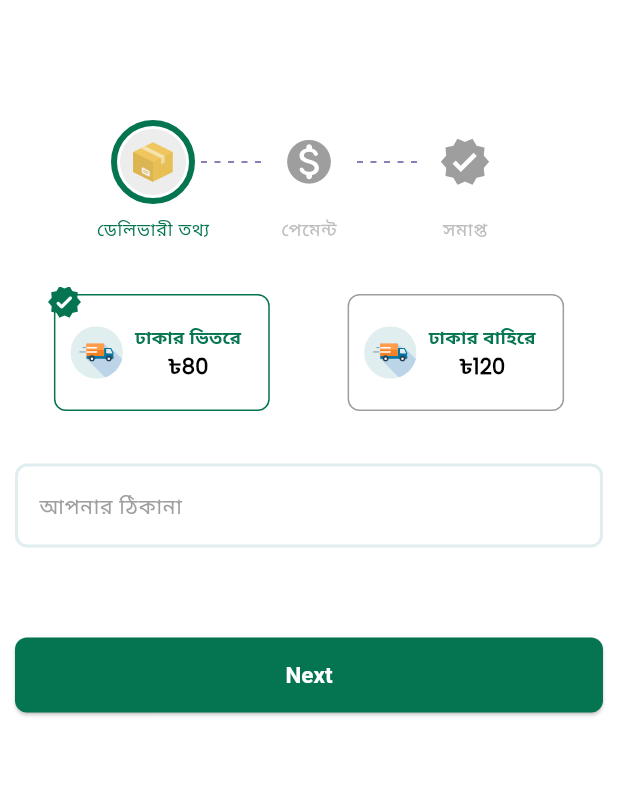
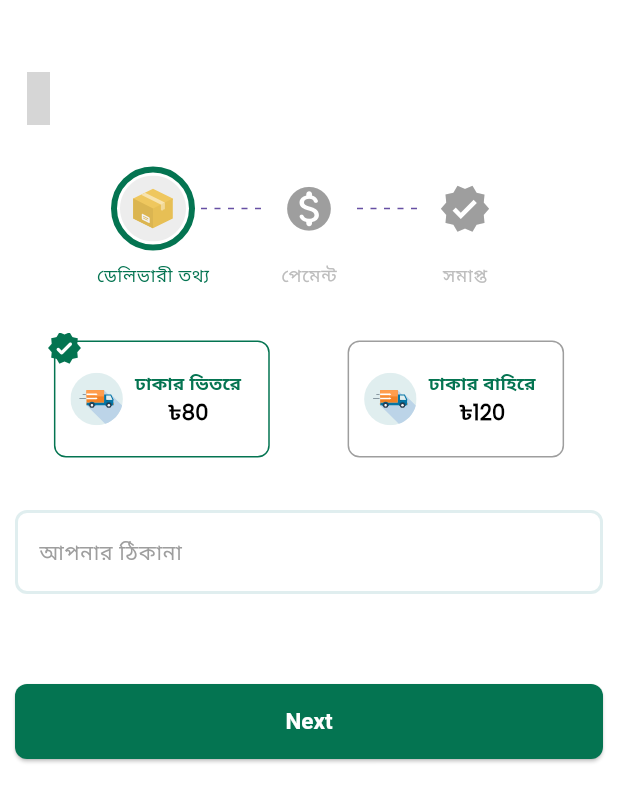
Before and after one commit to Nafis71/fclp-project, a Flutter app: the DeliveryConfirmationView screen opened directly with empty values, on a phone screen of 412 x 824 dp. Shown: the top 802 px of the screen. Run offline on Flutter 3.47's test engine with Material 3 defaults, Android fonts, the phone set to English and light mode, and no system bars; drawn by our look-alikes of easy_stepper; our stand-ins replace cached_network_image, device_preview, eva_icons_flutter, flutter_slidable, flutter_svg, google_nav_bar and 4 more; missing offline and left inert: ticket_widget; accounts and stored records are empty; grey boxes are pictures that could not be loaded.

Commit message:
- minor changes

```diff
--- a/lib/utils/assets_paths.dart
+++ b/lib/utils/assets_paths.dart
@@ -22,6 +22,7 @@ class AssetsPaths {
   static const String payment = "$_images/payment.svg";
   static const String paymentSuccess = "$_images/payment_success.svg";
   static const String emptyCart = "$_images/empty_cart.svg";
+  static const String deliveryPaymentDone = "$_images/delivery_payment_done.svg";
 
   static const delivery = '$_lotties/delivery.json';
   static const commingSoon = '$_lotties/comming_soon.json';
--- a/lib/views/delivery_confirmation_screen/delivery_confirmation.dart
+++ b/lib/views/delivery_confirmation_screen/delivery_confirmation.dart
@@ -1,4 +1,5 @@
 import 'package:easy_stepper/easy_stepper.dart';
+import 'package:eva_icons_flutter/eva_icons_flutter.dart';
 import 'package:fclp_app/Controllers/order_controller.dart';
 import 'package:fclp_app/utils/assets_paths.dart';
 import 'package:fclp_app/utils/color_palette.dart';
@@ -33,10 +34,13 @@ class _DeliveryConfirmationViewState extends State<DeliveryConfirmationView> {
   Widget build(BuildContext context) {
 
     return Scaffold(
-      body: SingleChildScrollView(
-        child: Column(
+      body: Column(
+        crossAxisAlignment: CrossAxisAlignment.start,
         children: [
-            const SizedBox(height: 60,),
+          const SizedBox(height: 40,),
+          IconButton(onPressed: (){
+            Navigator.pop(context);
+          }, icon: const Icon(EvaIcons.arrowIosBack,size: 35,)),
           Consumer<OrderController>(
             builder: (_,orderController,__) {
               return EasyStepper(
@@ -89,20 +93,18 @@ class _DeliveryConfirmationViewState extends State<DeliveryConfirmationView> {
               );
             }
           ),
-            Consumer<OrderController>(
+          Expanded(
+            child: Consumer<OrderController>(
               builder: (_,orderController,__) {
-                return SizedBox(
-                  height: MediaQuery.of(context).size.height * 0.78,
-                  child: PageView.builder(
+                return PageView.builder(
                     physics: const NeverScrollableScrollPhysics(),
                     itemCount: pages.length,itemBuilder: (context,index){
                   return pages[orderController.activeStep];
-                  }),
-                );
+                });
               }
+            ),
           )
         ],
-        ),
       ),
     );
   }
```
Also changed, not shown: lib/views/delivery_confirmation_screen/delivery_confirmation_finish.dart (+46 -4 lines), lib/views/delivery_confirmation_screen/delivery_payment_form.dart (+7 -2 lines), lib/views/orderlist_screen/order_list_screen.dart (+55 -17 lines), assets/images/delivery_payment_done.svg (added), 1 other file. Lines whose indentation alone changed are shown as unchanged.
